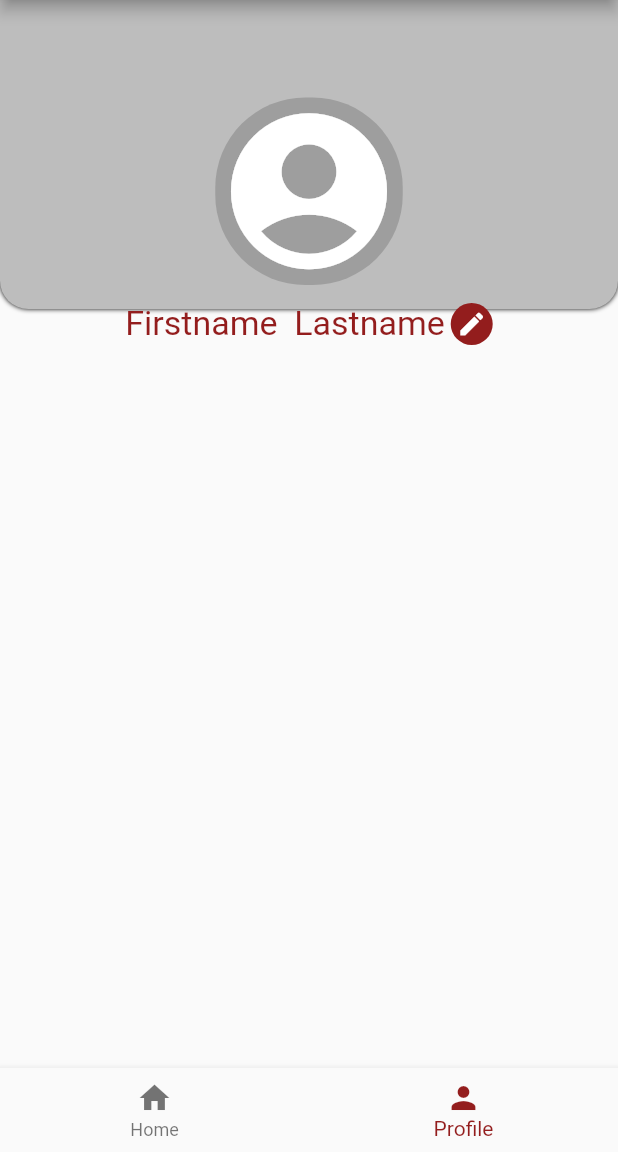
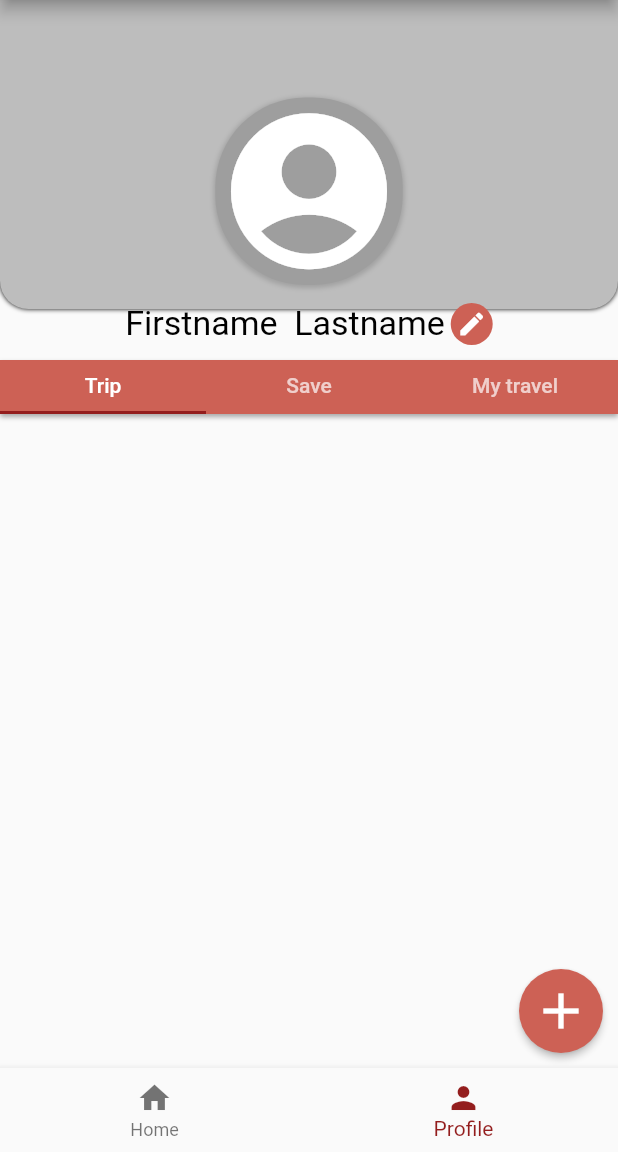
Before and after one commit to monchavin01/recommendation_travel, a Flutter app: the screen it shows after launch, item 2 of the bottom bar chosen, on a phone screen of 412 x 824 dp, the part 84-1236 px from its top. Run offline on Flutter 3.47's test engine with Material 2 defaults, Android fonts, the phone set to English and light mode, and no system bars; our stand-ins replace get.

Commit message:
create tabbar and edit design

```diff
--- a/lib/screen/profile/profile.dart
+++ b/lib/screen/profile/profile.dart
@@ -2,13 +2,63 @@ import 'package:flutter/material.dart';
 import 'package:flutter/cupertino.dart';
 import 'package:get/get.dart';
 import 'package:recomander_travel/constants/colors.dart';
+import 'package:recomander_travel/screen/home/home_page.dart';
+import 'package:recomander_travel/theme.dart';
 
 class ProfilePage extends StatefulWidget {
   @override
   _ProfilePageState createState() => _ProfilePageState();
 }
 
-class _ProfilePageState extends State<ProfilePage> {
+enum BuyerHistoryTab { all, pending, waitPayment, complete, rejected }
+
+class _ProfilePageState extends State<ProfilePage>
+    with SingleTickerProviderStateMixin {
+  BuyerHistoryTab historyTab = BuyerHistoryTab.all;
+  TabController _controller;
+
+  final List<Tab> myTabs = <Tab>[
+    Tab(text: 'Trip'),
+    Tab(text: 'Save'),
+    Tab(text: 'My travel')
+  ];
+
+  // key for getOrders
+  // Map<String, List<Order>> _groupOrders = {
+  //   "all": [],
+  //   "pending": [],
+  //   "wait_payment": [],
+  //   "complete": [],
+  //   "rejected": []
+  // };
+
+  List<Widget> _widgetOptions = <Widget>[HomePage(), ProfilePage()];
+
+  @override
+  void initState() {
+    super.initState();
+    _controller = TabController(
+        length: myTabs.length, vsync: this, initialIndex: historyTab.index);
+    historyTab = (Get.arguments as BuyerHistoryTab) ?? BuyerHistoryTab.all;
+    getOrders();
+  }
+
+  // funrtion for get item
+  getOrders() async {
+    // _orderList = await OrderService().getOrderList();
+    // for (var key in _groupOrders.keys.toList()) {
+    //   _groupOrders[key] = _orderList
+    //       .where((order) => order.status == key || key == "all")
+    //       .toList();
+    // }
+    // return _orderList;
+  }
+
+  void dispose() {
+    _controller.dispose();
+    super.dispose();
+  }
+
   @override
   Widget build(BuildContext context) {
     return Stack(
@@ -34,8 +84,18 @@ class _ProfilePageState extends State<ProfilePage> {
                   children: [
                     Container(
                         decoration: BoxDecoration(
-                            borderRadius: BorderRadius.circular(60),
-                            color: Colors.grey),
+                          borderRadius: BorderRadius.circular(60),
+                          color: Colors.grey,
+                          boxShadow: [
+                            BoxShadow(
+                              color: Colors.grey.withOpacity(0.9),
+                              spreadRadius: 1,
+                              blurRadius: 2,
+                              offset:
+                                  Offset(0, 1), // changes position of shadow
+                            ),
+                          ],
+                        ),
                         child: Icon(Icons.account_circle,
                             size: 125.0, color: Colors.white)),
                   ],
@@ -54,7 +114,7 @@ class _ProfilePageState extends State<ProfilePage> {
                         // fullName
                         // key: Key('username-info'),
                         style: TextStyle(
-                            color: AppColors.primary,
+                            color: themeData.primaryColorDark,
                             fontSize: Get.width * 0.055,
                             fontWeight: FontWeight.w400),
                         overflow: TextOverflow.clip,
@@ -70,18 +130,67 @@ class _ProfilePageState extends State<ProfilePage> {
                         width: 28,
                         height: 28,
                         decoration: BoxDecoration(
-                          borderRadius: BorderRadius.circular(60),
-                          color: AppColors.primary),
-                          child: Icon(Icons.edit, size: 20, color: Colors.white)
-                      ),
-
+                            borderRadius: BorderRadius.circular(60),
+                            color: AppColors.secondPrimary),
+                        child: Icon(Icons.edit, size: 20, color: Colors.white)),
                   ),
                 ],
               ),
             ),
+            SizedBox(height: 10),
+            tabBarMenu(),
           ],
+        ),
+        Container(
+          alignment: Alignment.bottomRight,
+          padding: EdgeInsets.only(bottom: 10),
+          margin: EdgeInsets.only(right: 10),
+          child: FloatingActionButton(
+            onPressed: () {
+              // Add your onPressed code here!
+            },
+            child: Icon(Icons.add, size: 40),
+            elevation: 2,
+            backgroundColor: AppColors.secondPrimary,
+          ),
         ),
       ],
     );
   }
+
+  Widget tabBarMenu() {
+    return Column(
+      children: [
+        Container(
+          height: 36,
+          decoration: BoxDecoration(
+            color: AppColors.secondPrimary,
+            boxShadow: [
+              BoxShadow(
+                color: Colors.grey.withOpacity(0.9),
+                // spreadRadius: 1,
+                blurRadius: 2,
+                offset: Offset(0, 2), // changes position of shadow
+              ),
+            ],
+          ),
+          child: TabBar(
+              indicatorColor: AppColors.primary,
+              controller: _controller,
+              tabs: myTabs),
+        ),
+        // TabBarView(
+        //   children: [
+        //     Container(
+        //       padding: EdgeInsets.all(16),
+        //         alignment: Alignment.center,
+        //         child: Text(
+        //           'ไม่มีรายการ',
+        //         ),
+        //     ),
+        //   ]
+        // )
+      ],
+    );
+  }
 }
```
